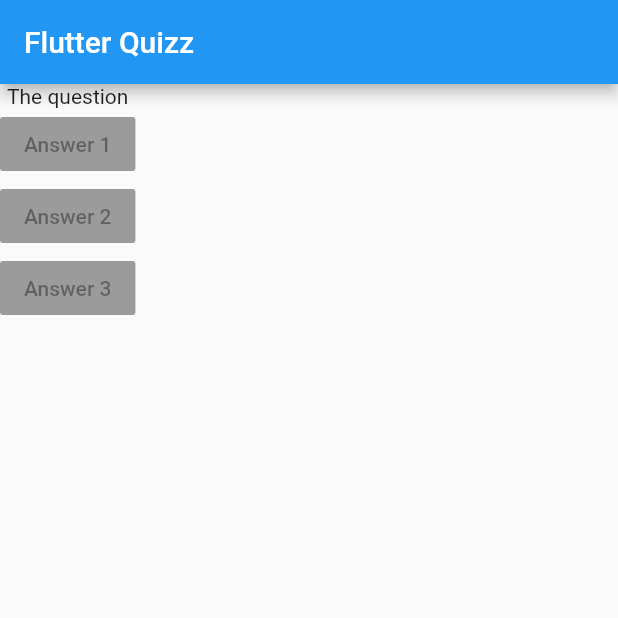
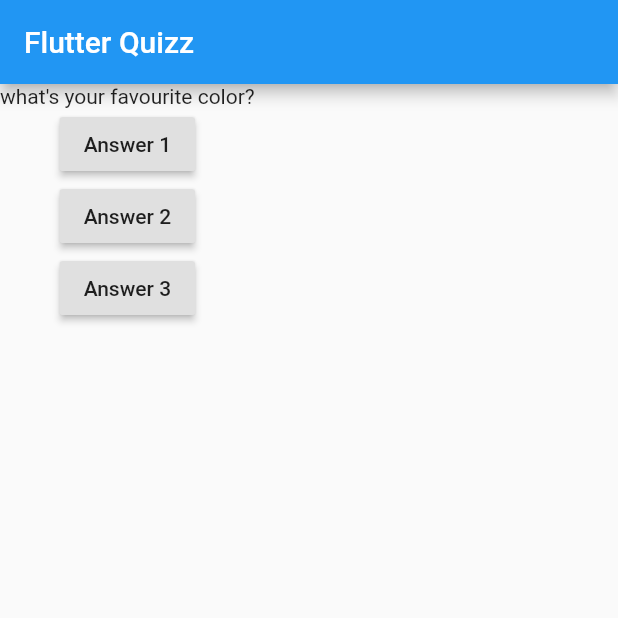
Before and after one commit to ramziChammem/flutter-application, a Flutter app: the screen it shows after launch, on a phone screen of 412 x 824 dp, the top half of it. Run offline on Flutter 3.47's test engine with Material 2 defaults, Android fonts, the phone set to English and light mode, and no system bars.

Commit message:
started with buttons functionality

```diff
--- a/flutter_quizzz/lib/main.dart
+++ b/flutter_quizzz/lib/main.dart
@@ -4,7 +4,41 @@ void main() {
   runApp(MyApp());
 }
 
-class MyApp extends StatelessWidget {
+class MyApp extends StatefulWidget {
+  @override
+  State<StatefulWidget> createState() {
+    // TODO: implement createState
+    return MyAppState();
+  }
+}
+
+class MyAppState extends State<MyApp> {
+  var questionIndex = 0;
+
+  void answerQuestion() {
+    if (questionIndex < 1) {
+      setState(() {
+        questionIndex++;
+      });
+      print(questionIndex);
+    }
+  else {
+    print("No More Questions");
+  }
+
+  }
+
+  void answerQuestion2() {
+    if (questionIndex > 0) {
+      setState(() {
+        questionIndex--;
+      });
+      print(questionIndex);
+    } else {
+      print("an error occured");
+    }
+  }
+
   @override
   Widget build(BuildContext context) {
     var questions = [
@@ -18,12 +52,11 @@ class MyApp extends StatelessWidget {
         ),
         body: Column(
           children: [
-            Text("The question"),
-            RaisedButton(child: Text("Answer 1"), onPressed: null),
-            RaisedButton(child: Text("Answer 2"), onPressed: null),
-            RaisedButton(child: Text("Answer 3"), onPressed: null),
-
-            ],
+            Text(questions[questionIndex]),
+            RaisedButton(child: Text("Answer 1"), onPressed: answerQuestion),
+            RaisedButton(child: Text("Answer 2"), onPressed: answerQuestion2),
+            RaisedButton(child: Text("Answer 3"), onPressed: answerQuestion),
+          ],
         ),
       ),
     );
```
